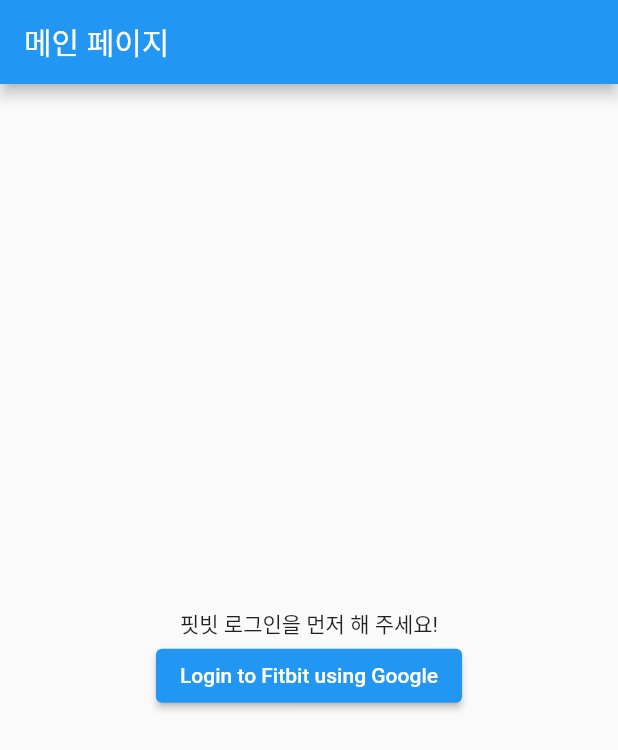
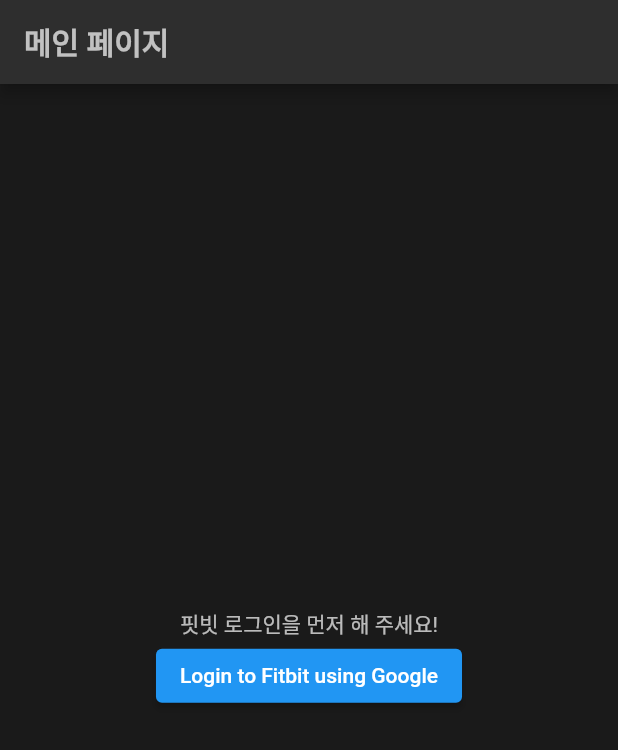
Before and after one commit to JaeeunSkywalker/heart365-for-fitbit, a Flutter app: the screen it shows after launch, on a phone screen of 412 x 824 dp. Shown: the top 750 px of the screen. Run offline on Flutter 3.47's test engine with Material 2 defaults, Android fonts, the phone set to English and light mode, and no system bars; our stand-ins replace dio, flutter_riverpod, flutter_secure_storage, riverpod, webview_flutter.

Commit message:
Chore: 앱 테마 적용 완료

```diff
--- a/lib/consts/plain_consts.dart
+++ b/lib/consts/plain_consts.dart
@@ -1 +1,63 @@
+import 'package:flutter/material.dart';
+
+//앱 이름
 const String appname = "Heart365";
+//앱 테마
+final ThemeData appTheme = ThemeData(
+  // 기본적인 배경색은 조금 더 부드러운 검은색으로 설정
+  primaryColor: const Color(0xFF1A1A1A),
+  scaffoldBackgroundColor: const Color(0xFF1A1A1A),
+  // 부가적인 배경색은 조금 밝게 설정하여 계층 감을 주어 사용자에게 포커스를 줍니다.
+  secondaryHeaderColor: const Color(0xFF2E2E2E),
+  hintColor: const Color(0xFF454545),
+  appBarTheme: const AppBarTheme(
+    color: Color(0xFF2E2E2E),
+    iconTheme: IconThemeData(
+      color: Colors.white70,
+    ),
+    titleTextStyle: TextStyle(
+      color: Colors.white70,
+      fontSize: 20.0,
+      fontWeight: FontWeight.bold,
+    ),
+  ),
+  cardTheme: const CardTheme(
+    color: Color(0xFF2E2E2E),
+    shadowColor: Color(0xFF121212),
+  ),
+  buttonTheme: const ButtonThemeData(
+    buttonColor: Color(0xFF4A89DC), // 푸른색은 의료계통에서 신뢰와 전문성을 상징합니다.
+    textTheme: ButtonTextTheme.primary,
+  ),
+  iconTheme: const IconThemeData(
+    color: Color(0xFF4A89DC),
+  ),
+  textTheme: const TextTheme(
+    displayLarge: TextStyle(
+        fontSize: 96, fontWeight: FontWeight.w300, color: Colors.white),
+    displayMedium: TextStyle(
+        fontSize: 60, fontWeight: FontWeight.w300, color: Colors.white),
+    displaySmall: TextStyle(
+        fontSize: 48, fontWeight: FontWeight.w400, color: Colors.white),
+    headlineMedium: TextStyle(
+        fontSize: 34, fontWeight: FontWeight.w400, color: Colors.white),
+    headlineSmall: TextStyle(
+        fontSize: 24, fontWeight: FontWeight.w400, color: Colors.white),
+    titleLarge: TextStyle(
+        fontSize: 20, fontWeight: FontWeight.w500, color: Colors.white),
+    titleMedium: TextStyle(
+        fontSize: 16, fontWeight: FontWeight.w400, color: Colors.white),
+    titleSmall: TextStyle(
+        fontSize: 14, fontWeight: FontWeight.w500, color: Colors.white70),
+    bodyLarge: TextStyle(
+        fontSize: 16, fontWeight: FontWeight.w400, color: Colors.white),
+    bodyMedium: TextStyle(
+        fontSize: 14, fontWeight: FontWeight.w400, color: Colors.white70),
+    labelLarge: TextStyle(
+        fontSize: 14, fontWeight: FontWeight.w500, color: Colors.white),
+    bodySmall: TextStyle(
+        fontSize: 12, fontWeight: FontWeight.w400, color: Colors.white60),
+    labelSmall: TextStyle(
+        fontSize: 10, fontWeight: FontWeight.w400, color: Colors.white54),
+  ),
+);
--- a/lib/main.dart
+++ b/lib/main.dart
@@ -24,9 +24,7 @@
   Widget build(BuildContext context) {
     return MaterialApp(
       title: appname,
-      theme: ThemeData(
-        primarySwatch: Colors.blue,
-      ),
+      theme: appTheme,
       home: const MyHomePage(),
     );
   }
@@ -54,6 +52,8 @@
 
     if (allValues.isNotEmpty) {
       ref.read(hasDataStateProvider.notifier).state = true;
+      ref.read(userNameProvider.notifier).state =
+          allValues['displayName'] ?? '사용자 이름';
     }
   }
 
@@ -73,17 +73,27 @@
 
   @override
   Widget build(BuildContext context) {
+    String userName = ref.watch(userNameProvider);
     return Scaffold(
       appBar: AppBar(
         title: const Text('메인 페이지'),
       ),
       body: Center(
+        child: Container(
+          decoration: const BoxDecoration(),
           child: Column(
+            crossAxisAlignment: CrossAxisAlignment.center,
             mainAxisAlignment: MainAxisAlignment.center,
             children: [
-            ref.read(hasDataStateProvider)
-                ? const Text('안녕하세요!')
-                : const Text('핏빗 로그인을 먼저 해 주세요!'),
+              ref.watch(hasDataStateProvider)
+                  ? Center(
+                      child: Text(
+                        '안녕하세요 $userName님!',
+                      ),
+                    )
+                  : Center(
+                      child: const Text('핏빗 로그인을 먼저 해 주세요!'),
+                    ),
               ref.watch(hasDataStateProvider)
                   ? const MyPersonalDataWidget() //내 개인 데이터 대시보드
                   : ElevatedButton(
@@ -118,6 +128,7 @@
             ],
           ),
         ),
+      ),
     );
   }
 }
--- a/lib/provider/data_provider.dart
+++ b/lib/provider/data_provider.dart
@@ -1,3 +1,6 @@
 import 'package:riverpod/riverpod.dart';
 
+//flutter_secure_storage에 데이터가 있는지 확인하는 flag
 final hasDataStateProvider = StateProvider<bool>((ref) => false);
+//앱 전역에서 사용되는 user 이름
+final userNameProvider = StateProvider<String>((ref) => '');
```
Lines whose indentation alone changed are shown as unchanged.
